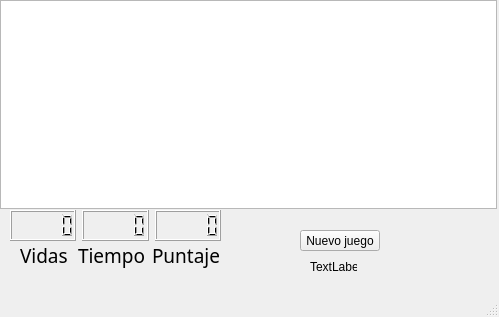
First picture: the form in lab5/juego/mainwindow.ui, repository davidagudeloo/practicas_InfoII_2021-2, before the edit.
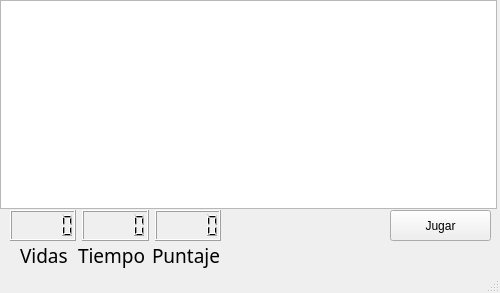
Second picture: the form after the edit.

Commit message: juego terminado. se añade menu y la opcion de jugar de nuevo

```diff
--- a/lab5/juego/mainwindow.ui
+++ b/lab5/juego/mainwindow.ui
@@ -6,8 +6,8 @@
    <rect>
     <x>0</x>
     <y>0</y>
-    <width>499</width>
-    <height>317</height>
+    <width>500</width>
+    <height>293</height>
    </rect>
   </property>
   <property name="windowTitle">
@@ -115,27 +115,14 @@
    <widget class="QPushButton" name="botonNuevoJuego">
     <property name="geometry">
      <rect>
-      <x>300</x>
-      <y>230</y>
-      <width>80</width>
-      <height>21</height>
+      <x>390</x>
+      <y>210</y>
+      <width>101</width>
+      <height>31</height>
      </rect>
     </property>
     <property name="text">
-     <string>Nuevo juego</string>
-    </property>
-   </widget>
-   <widget class="QLabel" name="label">
-    <property name="geometry">
-     <rect>
-      <x>310</x>
-      <y>260</y>
-      <width>47</width>
-      <height>13</height>
-     </rect>
-    </property>
-    <property name="text">
-     <string>TextLabel</string>
+     <string>Jugar</string>
     </property>
    </widget>
   </widget>
```
Left out of the diff: 2 changed lines with no effect on the pictures. The commit also changes 16 other files.
